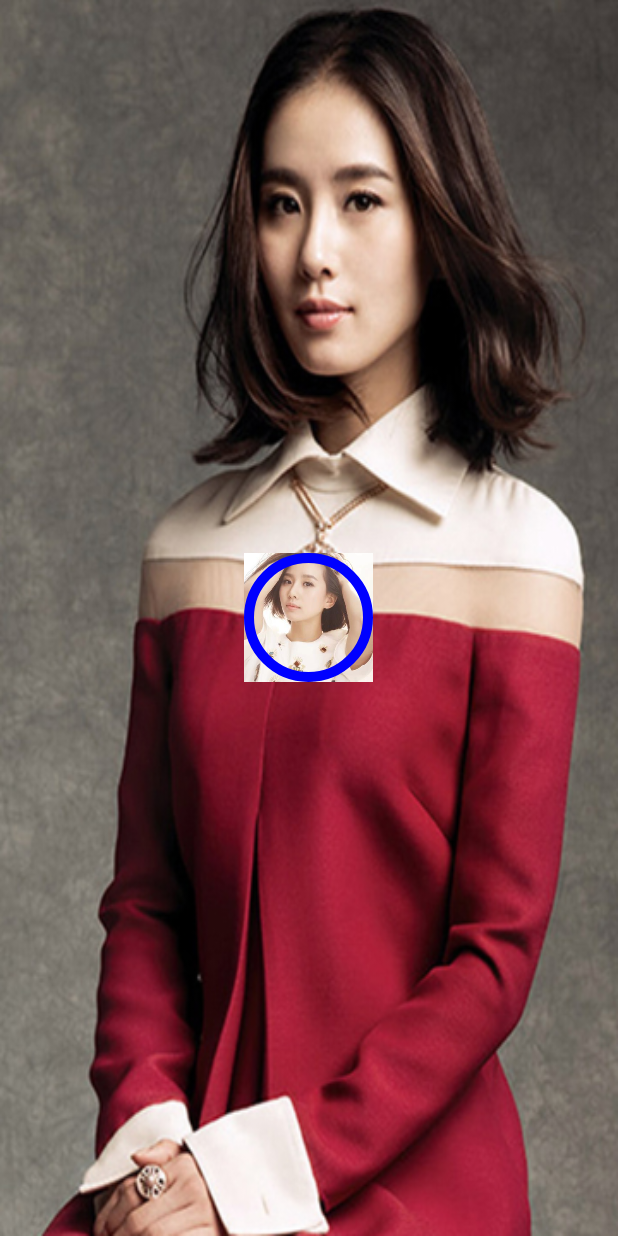
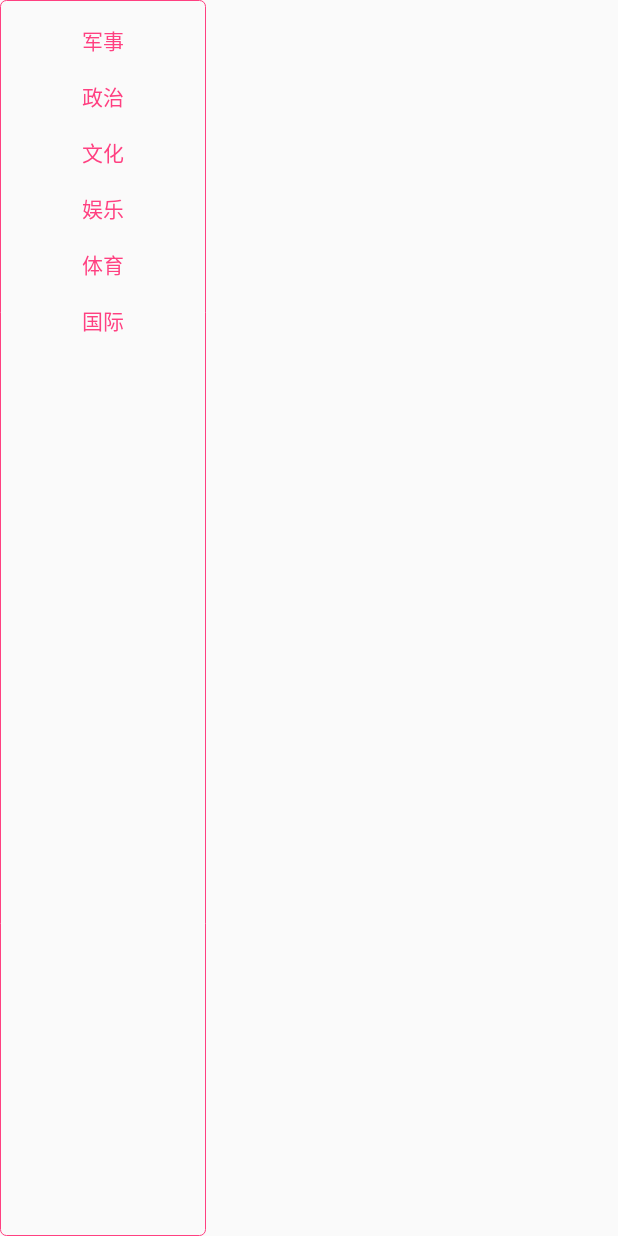
Before and after one commit to 6rui/CacheNews, an Android app: the screen it shows after launch (WelcomeActivity before the commit, ClassifyActivity after it), on a phone screen of 412 x 824 dp. Run offline under Robolectric (Android 15) with nearby library versions, the phone set to English and light mode, and no system bars; our stand-ins replace EventBus.

Commit message:
EventBus3.0实践

```diff
--- a/app/build.gradle
+++ b/app/build.gradle
@@ -57,4 +57,5 @@ dependencies {
     compile files('libs/locSDK_6.23.jar')
     compile 'com.google.dagger:dagger:2.5'
     provided 'com.google.dagger:dagger-compiler:2.5'
+    compile 'org.greenrobot:eventbus:3.0.0'
 }
--- a/app/src/main/AndroidManifest.xml
+++ b/app/src/main/AndroidManifest.xml
@@ -49,7 +49,7 @@
             android:name="com.baidu.lbsapi.API_KEY"
             android:value="ED47gSsuuAWV0Z9fQqoy2o7WCoTq1Xk3" />
 
-        <activity android:name=".ui.welcome.WelcomeActivity">
+        <activity android:name=".ui.classify.ClassifyActivity">
             <intent-filter>
                 <action android:name="android.intent.action.MAIN" />
 
--- a/app/src/main/java/www/bode/net/cachenews/ui/classify/ClassifyActivity.java
+++ b/app/src/main/java/www/bode/net/cachenews/ui/classify/ClassifyActivity.java
@@ -1,13 +1,16 @@
 package www.bode.net.cachenews.ui.classify;
+
+import java.util.ArrayList;
 
 import android.os.Bundle;
 import android.support.v7.app.AppCompatActivity;
 import android.support.v7.widget.LinearLayoutManager;
 import android.support.v7.widget.RecyclerView;
 
-import java.util.ArrayList;
+import org.greenrobot.eventbus.EventBus;
 
 import www.bode.net.cachenews.R;
+import www.bode.net.cachenews.ui.pager.OnRecyclerItemClickListener;
 
 /**
  * 分类页面，EventBus框架实践
@@ -27,7 +30,16 @@ public class ClassifyActivity extends AppCompatActivity {
         setData();
         ClassifyAdapter adapter = new ClassifyAdapter(this, data);
         recycler.setAdapter(adapter);
-
+        recycler.addOnItemTouchListener(new OnRecyclerItemClickListener(recycler) {
+            @Override
+            public void onItemClick(RecyclerView.ViewHolder vh) {
+                // TextView textView =
+                // (TextView) findViewById(R.id.tv_classify_fragment);
+                // textView.setText(data.get(vh.getAdapterPosition()));
+                EventBus.getDefault()
+                        .post(new String(data.get(vh.getAdapterPosition())));
+            }
+        });
     }
 
     /**
--- a/app/src/main/java/www/bode/net/cachenews/ui/classify/ClassifyFragment.java
+++ b/app/src/main/java/www/bode/net/cachenews/ui/classify/ClassifyFragment.java
@@ -6,6 +6,11 @@ import android.support.v4.app.Fragment;
 import android.view.LayoutInflater;
 import android.view.View;
 import android.view.ViewGroup;
+import android.widget.TextView;
+
+import org.greenrobot.eventbus.EventBus;
+import org.greenrobot.eventbus.Subscribe;
+import org.greenrobot.eventbus.ThreadMode;
 
 import www.bode.net.cachenews.R;
 
@@ -13,14 +18,37 @@ import www.bode.net.cachenews.R;
  * 分类页面详情的fragment Created by Liu on 2016-07-29.
  */
 public class ClassifyFragment extends Fragment {
+    private TextView text;
+
     @Nullable
     @Override
     public View onCreateView(LayoutInflater inflater,
                              @Nullable ViewGroup container,
                              @Nullable Bundle savedInstanceState) {
-        LayoutInflater.from(getActivity()).inflate(R.layout.fragment_classify,
-                                          container,
-                                          false);
-        return super.onCreateView(inflater, container, savedInstanceState);
+        View view = LayoutInflater.from(getActivity())
+                                  .inflate(R.layout.fragment_classify,
+                                           container,
+                                           false);
+        text = ((TextView) view.findViewById(R.id.tv_classify_fragment));
+        return view;
     }
+
+    @Override
+    public void onCreate(@Nullable Bundle savedInstanceState) {
+        super.onCreate(savedInstanceState);
+        EventBus.getDefault().register(this);
+
+    }
+
+    @Override
+    public void onDestroy() {
+        super.onDestroyView();
+        EventBus.getDefault().unregister(this);
+    }
+
+    @Subscribe(threadMode = ThreadMode.MAIN)
+    public void onEventMainThread(String event) {
+        text.setText(event);
+    }
+
 }
--- a/app/src/main/res/layout/activity_classify.xml
+++ b/app/src/main/res/layout/activity_classify.xml
@@ -1,6 +1,5 @@
 <?xml version="1.0" encoding="utf-8"?>
 <LinearLayout xmlns:android="http://schemas.android.com/apk/res/android"
-    xmlns:tools="http://schemas.android.com/tools"
     android:layout_width="match_parent"
     android:layout_height="match_parent"
     android:orientation="horizontal">
@@ -16,9 +15,8 @@
 
     <fragment
         android:id="@+id/fragment_classify"
+        android:name="www.bode.net.cachenews.ui.classify.ClassifyFragment"
         android:layout_width="0dp"
         android:layout_height="match_parent"
-        android:layout_weight="2"
-        android:name="www.bode.net.cachenews.ui.classify.ClassifyFragment"
-        tools:layout="@layout/fragment_classify" />
+        android:layout_weight="2" />
 </LinearLayout>
--- a/app/src/main/res/layout/fragment_classify.xml
+++ b/app/src/main/res/layout/fragment_classify.xml
@@ -4,4 +4,11 @@
     android:layout_height="match_parent"
     android:orientation="vertical">
 
+    <TextView
+        android:id="@+id/tv_classify_fragment"
+        android:layout_width="match_parent"
+        android:layout_height="match_parent"
+        android:gravity="center"
+        android:textColor="@color/colorAccent"
+        android:textSize="18sp" />
 </LinearLayout>
--- a/app/src/main/res/layout/item_classify.xml
+++ b/app/src/main/res/layout/item_classify.xml
@@ -1,7 +1,7 @@
 <?xml version="1.0" encoding="utf-8"?>
 <LinearLayout xmlns:android="http://schemas.android.com/apk/res/android"
     android:layout_width="match_parent"
-    android:layout_height="match_parent"
+    android:layout_height="wrap_content"
     android:orientation="vertical">
 
     <TextView
@@ -9,6 +9,7 @@
         android:layout_width="match_parent"
         android:layout_height="match_parent"
         android:gravity="center"
-        android:padding="8dp" />
+        android:padding="8dp"
+        android:textColor="@color/colorAccent" />
 
 </LinearLayout>
```
